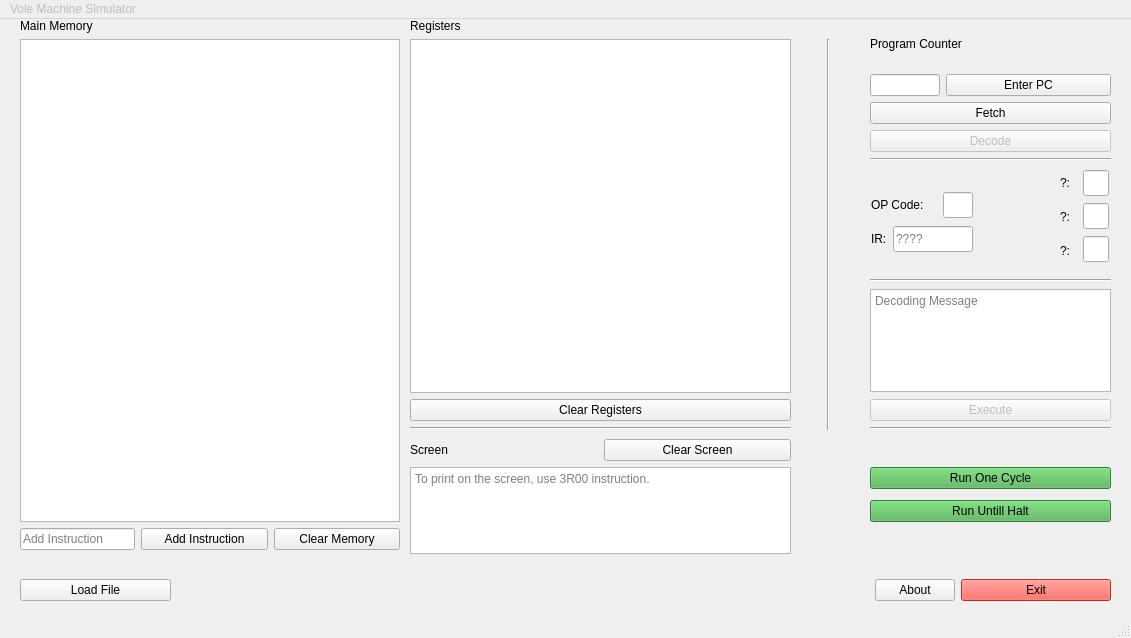
Qt form mainwindow.ui (adhamhamdy3/Vole-Machine) before a commit.
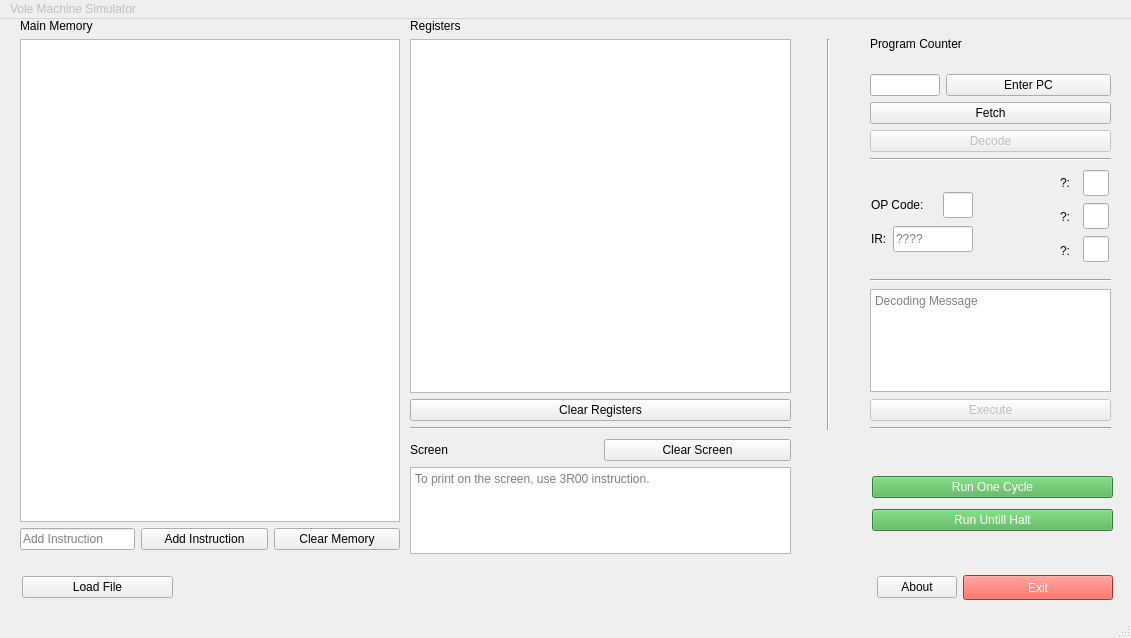
The same form after that commit. Icons and pictures are not drawn.

Commit message: isValid function issue solved and memory table row color added

Diff of the .ui file:
```diff
--- a/mainwindow.ui
+++ b/mainwindow.ui
@@ -346,153 +346,6 @@
    <widget class="QWidget" name="layoutWidget">
     <property name="geometry">
      <rect>
-      <x>20</x>
-      <y>550</y>
-      <width>1091</width>
-      <height>43</height>
-     </rect>
-    </property>
-    <layout class="QHBoxLayout" name="horizontalLayout_6">
-     <property name="sizeConstraint">
-      <enum>QLayout::SizeConstraint::SetNoConstraint</enum>
-     </property>
-     <item>
-      <widget class="QPushButton" name="loadFileButton">
-       <property name="sizePolicy">
-        <sizepolicy hsizetype="MinimumExpanding" vsizetype="Fixed">
-         <horstretch>0</horstretch>
-         <verstretch>0</verstretch>
-        </sizepolicy>
-       </property>
-       <property name="text">
-        <string>Load File</string>
-       </property>
-      </widget>
-     </item>
-     <item>
-      <spacer name="horizontalSpacer">
-       <property name="orientation">
-        <enum>Qt::Orientation::Horizontal</enum>
-       </property>
-       <property name="sizeHint" stdset="0">
-        <size>
-         <width>698</width>
-         <height>26</height>
-        </size>
-       </property>
-      </spacer>
-     </item>
-     <item>
-      <widget class="QPushButton" name="aboutButton">
-       <property name="maximumSize">
-        <size>
-         <width>100</width>
-         <height>16777215</height>
-        </size>
-       </property>
-       <property name="text">
-        <string>About</string>
-       </property>
-      </widget>
-     </item>
-     <item>
-      <widget class="QPushButton" name="Exit">
-       <property name="sizePolicy">
-        <sizepolicy hsizetype="MinimumExpanding" vsizetype="Fixed">
-         <horstretch>0</horstretch>
-         <verstretch>0</verstretch>
-        </sizepolicy>
-       </property>
-       <property name="styleSheet">
-        <string notr="true">QPushButton {
-    background-color: #f44336;      /* Green color /
-    color: white;                   / Text color /
-    border: none;                   / No border /
-    padding: 10px 20px;             / Padding /
-    border-radius: 5px;             / Rounded corners /
-    font-size: 16px;                / Font size /
-}
-
-QPushButton:hover {
-    background-color: #d32f2f;      / Darker green on hover /
-}
-
-QPushButton:pressed {
-    background-color: #b71c1c;      / Even darker green when pressed */
-}</string>
-       </property>
-       <property name="text">
-        <string>Exit</string>
-       </property>
-      </widget>
-     </item>
-    </layout>
-   </widget>
-   <widget class="QWidget" name="layoutWidget">
-    <property name="geometry">
-     <rect>
-      <x>870</x>
-      <y>443</y>
-      <width>241</width>
-      <height>67</height>
-     </rect>
-    </property>
-    <layout class="QVBoxLayout" name="verticalLayout_12">
-     <item>
-      <widget class="QPushButton" name="runOneCycleButton">
-       <property name="styleSheet">
-        <string notr="true">QPushButton {
-    background-color: #4CAF50;      /* Green color /
-    color: white;                   / Text color /
-    border: none;                   / No border /
-    padding: 10px 20px;             / Padding /
-    border-radius: 5px;             / Rounded corners /
-    font-size: 16px;                / Font size /
-}
-
-QPushButton:hover {
-    background-color: #45a049;      / Darker green on hover /
-}
-
-QPushButton:pressed {
-    background-color: #3e8e41;      / Even darker green when pressed */
-}</string>
-       </property>
-       <property name="text">
-        <string>Run One Cycle</string>
-       </property>
-      </widget>
-     </item>
-     <item>
-      <widget class="QPushButton" name="runUntillHaltButton">
-       <property name="styleSheet">
-        <string notr="true">QPushButton {
-    background-color: #4CAF50;      /* Green color /
-    color: white;                   / Text color /
-    border: none;                   / No border /
-    padding: 10px 20px;             / Padding /
-    border-radius: 5px;             / Rounded corners /
-    font-size: 16px;                / Font size /
-}
-
-QPushButton:hover {
-    background-color: #45a049;      / Darker green on hover /
-}
-
-QPushButton:pressed {
-    background-color: #3e8e41;      / Even darker green when pressed */
-}</string>
-       </property>
-       <property name="text">
-        <string>Run Untill Halt</string>
-       </property>
-      </widget>
-     </item>
-    </layout>
-   </widget>
-   <widget class="QWidget" name="">
-    <property name="geometry">
-     <rect>
       <x>1060</x>
       <y>150</y>
       <width>49</width>
@@ -651,6 +504,148 @@
      </item>
     </layout>
    </widget>
+   <widget class="QWidget" name="">
+    <property name="geometry">
+     <rect>
+      <x>22</x>
+      <y>552</y>
+      <width>1091</width>
+      <height>33</height>
+     </rect>
+    </property>
+    <layout class="QHBoxLayout" name="horizontalLayout_6">
+     <item>
+      <widget class="QPushButton" name="loadFileButton">
+       <property name="sizePolicy">
+        <sizepolicy hsizetype="MinimumExpanding" vsizetype="Fixed">
+         <horstretch>0</horstretch>
+         <verstretch>0</verstretch>
+        </sizepolicy>
+       </property>
+       <property name="text">
+        <string>Load File</string>
+       </property>
+      </widget>
+     </item>
+     <item>
+      <spacer name="horizontalSpacer">
+       <property name="orientation">
+        <enum>Qt::Orientation::Horizontal</enum>
+       </property>
+       <property name="sizeHint" stdset="0">
+        <size>
+         <width>698</width>
+         <height>26</height>
+        </size>
+       </property>
+      </spacer>
+     </item>
+     <item>
+      <widget class="QPushButton" name="aboutButton">
+       <property name="maximumSize">
+        <size>
+         <width>100</width>
+         <height>16777215</height>
+        </size>
+       </property>
+       <property name="text">
+        <string>About</string>
+       </property>
+      </widget>
+     </item>
+     <item>
+      <widget class="QPushButton" name="Exit">
+       <property name="sizePolicy">
+        <sizepolicy hsizetype="MinimumExpanding" vsizetype="Fixed">
+         <horstretch>0</horstretch>
+         <verstretch>0</verstretch>
+        </sizepolicy>
+       </property>
+       <property name="maximumSize">
+        <size>
+         <width>16777215</width>
+         <height>25</height>
+        </size>
+       </property>
+       <property name="styleSheet">
+        <string notr="true">QPushButton {
+    background-color: rgb(244, 67, 54);   
+    color: white;                   
+}
+
+
+
+QPushButton:pressed {
+    background-color: #b71c1c;    
+}</string>
+       </property>
+       <property name="text">
+        <string>Exit</string>
+       </property>
+      </widget>
+     </item>
+    </layout>
+   </widget>
+   <widget class="QWidget" name="">
+    <property name="geometry">
+     <rect>
+      <x>872</x>
+      <y>452</y>
+      <width>241</width>
+      <height>67</height>
+     </rect>
+    </property>
+    <layout class="QVBoxLayout" name="verticalLayout_12">
+     <item>
+      <widget class="QPushButton" name="runOneCycleButton">
+       <property name="styleSheet">
+        <string notr="true">QPushButton {
+    background-color: rgb(76, 175, 80);     
+    color: rgb(255, 255, 255);                   
+                     
+            
+}
+
+QPushButton:hover {
+    background-color: rgb(69, 160, 73); 
+	color: white;
+}
+
+QPushButton:pressed {
+    background-color: rgb(62, 142, 65);
+	color:white;
+}</string>
+       </property>
+       <property name="text">
+        <string>Run One Cycle</string>
+       </property>
+      </widget>
+     </item>
+     <item>
+      <widget class="QPushButton" name="runUntillHaltButton">
+       <property name="styleSheet">
+        <string notr="true">QPushButton {
+    background-color: rgb(76, 175, 80);     
+    color: rgb(255, 255, 255);                           
+}
+
+QPushButton:hover {
+    background-color: rgb(69, 160, 73); 
+	color: white;
+}
+
+QPushButton:pressed {
+    background-color: rgb(62, 142, 65);
+	color:white;
+}</string>
+       </property>
+       <property name="text">
+        <string>Run Untill Halt</string>
+       </property>
+      </widget>
+     </item>
+    </layout>
+   </widget>
   </widget>
   <widget class="QMenuBar" name="menubar">
    <property name="enabled">
```
Left out of the diff: 2 changed lines with no effect on the pictures. The commit also changes 6 other files.
